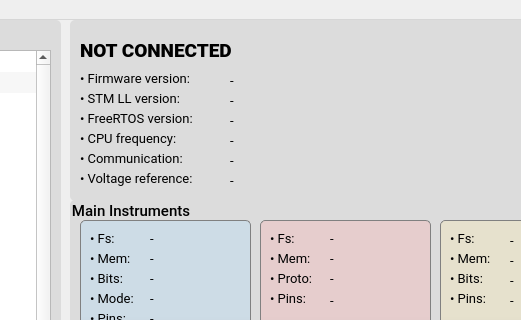
The window that src/software-qt/EMBO/window__main.ui (parezj/EMBO) describes before a commit, drawn with Qt 5; both pictures show x 170 to 691 and y 0 to 320 of the 800 by 594 pixel window.
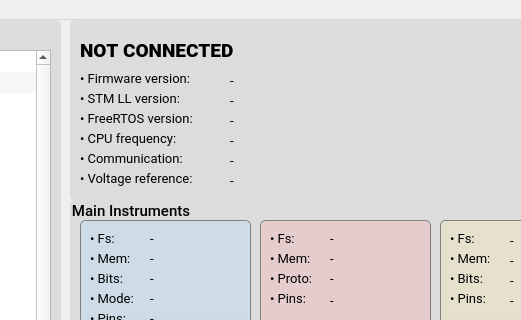
The same window after the commit. Icons and pictures are not drawn.

```diff
--- a/src/software-qt/EMBO/window__main.ui
+++ b/src/software-qt/EMBO/window__main.ui
@@ -365,7 +365,7 @@
        <weight>75</weight>
        <italic>false</italic>
        <bold>true</bold>
-       <kerning>true</kerning>
+       <kerning>false</kerning>
       </font>
      </property>
      <property name="text">
```
Left out of the diff: 2 changed lines with no effect on the pictures.
